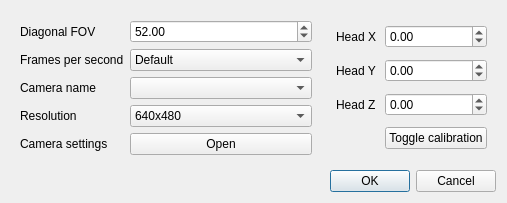
Old version of the form ftnoir_tracker_aruco/aruco-trackercontrols.ui in the repository opentrack/opentrack.
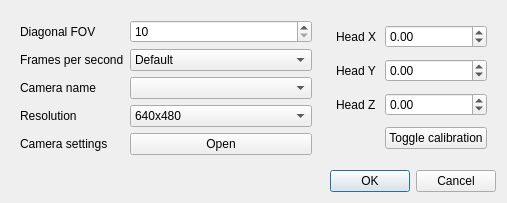
New version of the form.

Commit message: aruco: make fov int, not double

```diff
--- a/ftnoir_tracker_aruco/aruco-trackercontrols.ui
+++ b/ftnoir_tracker_aruco/aruco-trackercontrols.ui
@@ -33,28 +33,6 @@
    <item row="0" column="0">
     <widget class="QFrame" name="frame">
      <layout class="QGridLayout" name="gridLayout_3">
-      <item row="0" column="1">
-       <widget class="QDoubleSpinBox" name="cameraFOV">
-        <property name="sizePolicy">
-         <sizepolicy hsizetype="Preferred" vsizetype="Preferred">
-          <horstretch>0</horstretch>
-          <verstretch>0</verstretch>
-         </sizepolicy>
-        </property>
-        <property name="locale">
-         <locale language="English" country="UnitedStates"/>
-        </property>
-        <property name="minimum">
-         <double>35.000000000000000</double>
-        </property>
-        <property name="maximum">
-         <double>180.000000000000000</double>
-        </property>
-        <property name="value">
-         <double>52.000000000000000</double>
-        </property>
-       </widget>
-      </item>
       <item row="1" column="0">
        <widget class="QLabel" name="label_2">
         <property name="text">
@@ -172,6 +150,25 @@
         </property>
        </widget>
       </item>
+      <item row="0" column="1">
+       <widget class="QSpinBox" name="cameraFOV">
+        <property name="sizePolicy">
+         <sizepolicy hsizetype="Preferred" vsizetype="Preferred">
+          <horstretch>0</horstretch>
+          <verstretch>0</verstretch>
+         </sizepolicy>
+        </property>
+        <property name="locale">
+         <locale language="English" country="UnitedStates"/>
+        </property>
+        <property name="minimum">
+         <number>10</number>
+        </property>
+        <property name="maximum">
+         <number>180</number>
+        </property>
+       </widget>
+      </item>
      </layout>
     </widget>
    </item>
```
The commit also changes 1 other file.
